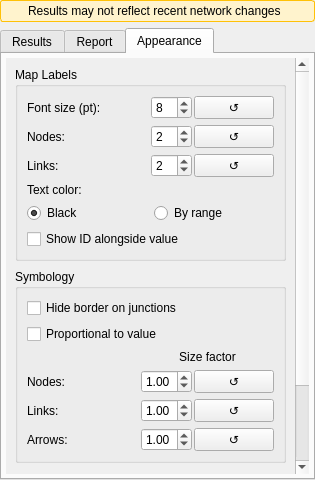
Qt form ui/analysis/qgisred_results_dock.ui (qgisred/QGISRed) before a commit.
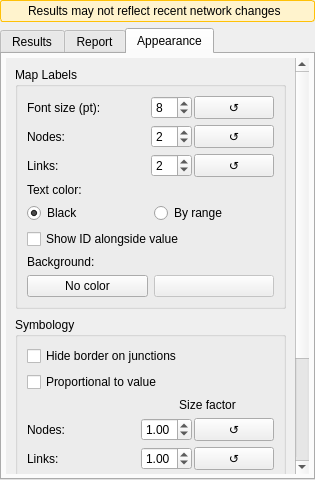
The same form after that commit. The open tabs and pages were chosen to show the change.

Commit message: Results: Labels background

What changed in the file:
```diff
--- a/ui/analysis/qgisred_results_dock.ui
+++ b/ui/analysis/qgisred_results_dock.ui
@@ -1328,6 +1328,40 @@
                  </property>
                 </widget>
                </item>
+               <item row="6" column="0" colspan="2">
+                <widget class="QLabel" name="lbLabelBgColorText">
+                 <property name="text">
+                  <string>Background:</string>
+                 </property>
+                </widget>
+               </item>
+               <item row="7" column="0" colspan="2">
+                <layout class="QHBoxLayout" name="horizontalLayout_labelBgColor">
+                 <item>
+                  <widget class="QPushButton" name="btLabelBgColor">
+                   <property name="text">
+                    <string>No color</string>
+                   </property>
+                  </widget>
+                 </item>
+                 <item>
+                  <widget class="QPushButton" name="btClearLabelBgColor">
+                   <property name="text">
+                    <string/>
+                   </property>
+                   <property name="toolTip">
+                    <string>Clear label background color</string>
+                   </property>
+                   <property name="maximumWidth">
+                    <number>24</number>
+                   </property>
+                   <property name="enabled">
+                    <bool>false</bool>
+                   </property>
+                  </widget>
+                 </item>
+                </layout>
+               </item>
               </layout>
              </widget>
             </item>
```
The commit also changes 11 other files.
